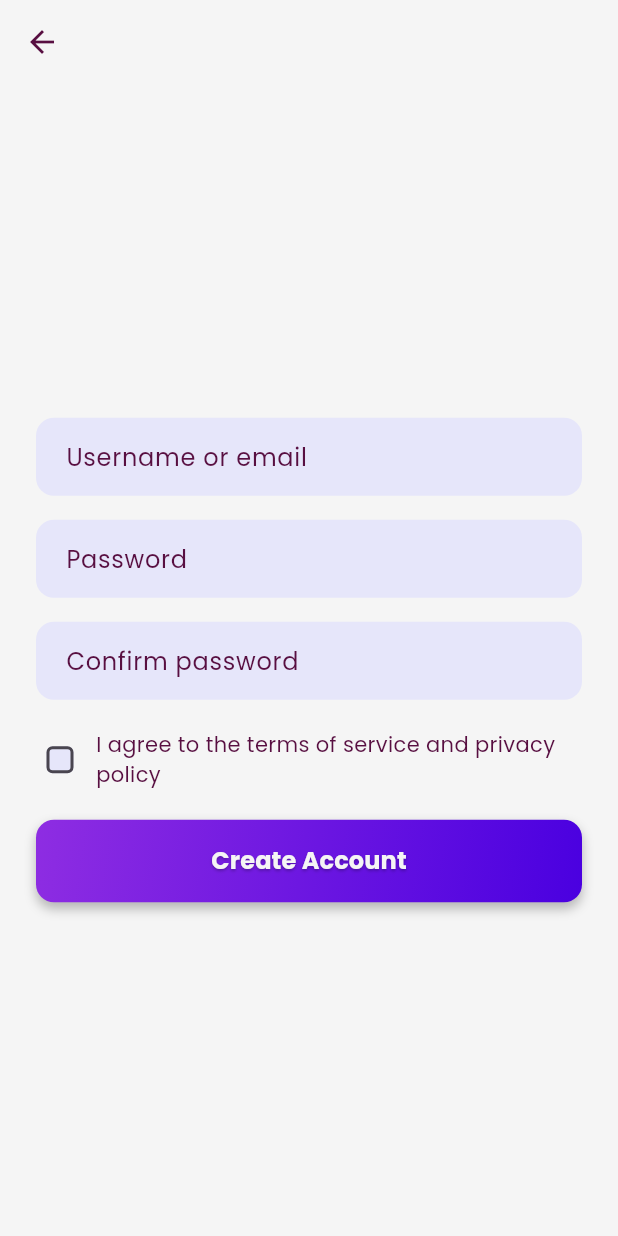
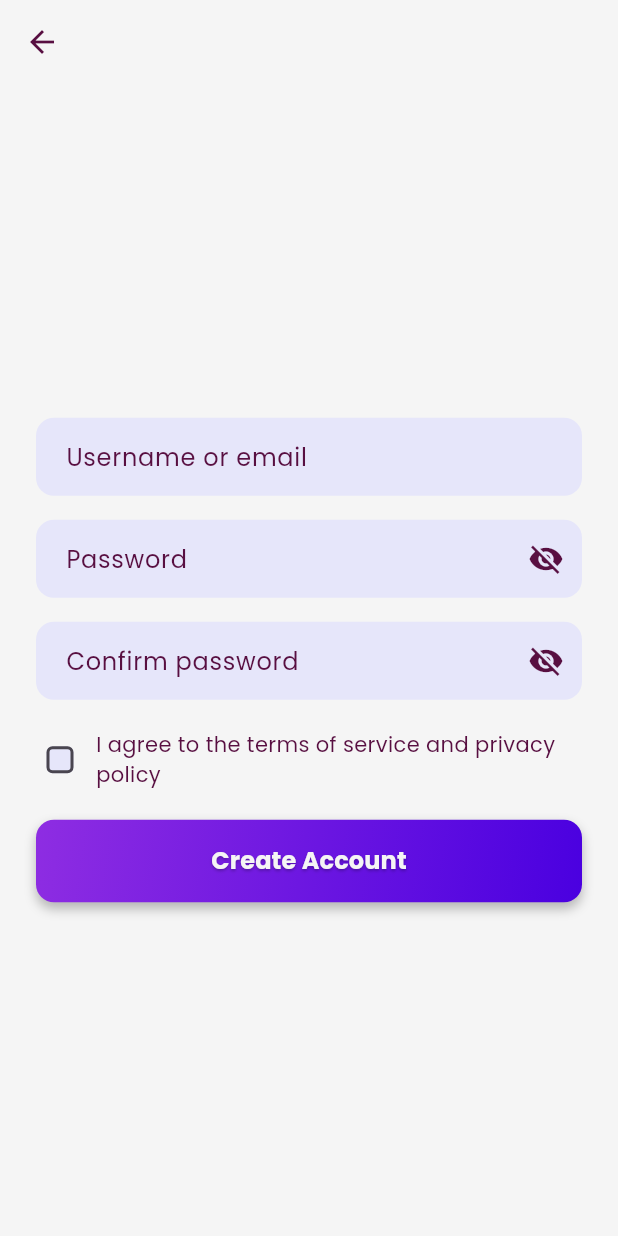
Before and after one commit to mootjeu/swapaza, a Flutter app: the screen it shows after launch, after a tap on "Create Account", on a phone screen of 412 x 824 dp. Run offline on Flutter 3.47's test engine with Material 3 defaults, Android fonts, the phone set to English and light mode, and no system bars; our stand-ins replace google_fonts.

Commit message:
✨ Create account page met wachtwoordoogjes toegevoegd

```diff
--- a/lib/create_account_page.dart
+++ b/lib/create_account_page.dart
@@ -16,6 +16,9 @@ class _CreateAccountPageState extends State<CreateAccountPage>
   String _email = '';
   String _password = '';
   String _confirmPassword = '';
+
+  bool _obscurePassword = true;
+  bool _obscureConfirmPassword = true;
 
   static const backgroundColor = Color(0xFFF5F5F5);
   static const fieldColor = Color(0xFFE6E6FA);
@@ -62,7 +65,7 @@ class _CreateAccountPageState extends State<CreateAccountPage>
     }
   }
 
-  InputDecoration _inputDecoration(String label) {
+  InputDecoration _inputDecoration(String label, {bool isPassword = false, VoidCallback? toggleVisibility, bool? obscure}) {
     return InputDecoration(
       labelText: label,
       labelStyle: GoogleFonts.poppins(color: textColor),
@@ -73,6 +76,15 @@ class _CreateAccountPageState extends State<CreateAccountPage>
         borderSide: BorderSide.none,
       ),
       contentPadding: const EdgeInsets.symmetric(vertical: 14, horizontal: 16),
+      suffixIcon: isPassword
+          ? IconButton(
+              icon: Icon(
+                obscure! ? Icons.visibility_off : Icons.visibility,
+                color: textColor,
+              ),
+              onPressed: toggleVisibility,
+            )
+          : null,
     );
   }
 
@@ -119,18 +131,33 @@ class _CreateAccountPageState extends State<CreateAccountPage>
                           ),
                           const SizedBox(height: 16),
                           TextFormField(
-                            decoration: _inputDecoration('Password'),
+                            decoration: _inputDecoration(
+                              'Password',
+                              isPassword: true,
+                              obscure: _obscurePassword,
+                              toggleVisibility: () => setState(() {
+                                _obscurePassword = !_obscurePassword;
+                              }),
+                            ),
                             style: GoogleFonts.poppins(color: textColor),
-                            obscureText: true,
+                            obscureText: _obscurePassword,
                             onChanged: (val) => _password = val,
                             validator: (val) =>
                                 val!.length < 6 ? 'Minimaal 6 tekens' : null,
                           ),
                           const SizedBox(height: 16),
                           TextFormField(
-                            decoration: _inputDecoration('Confirm password'),
+                            decoration: _inputDecoration(
+                              'Confirm password',
+                              isPassword: true,
+                              obscure: _obscureConfirmPassword,
+                              toggleVisibility: () => setState(() {
+                                _obscureConfirmPassword =
+                                    !_obscureConfirmPassword;
+                              }),
+                            ),
                             style: GoogleFonts.poppins(color: textColor),
-                            obscureText: true,
+                            obscureText: _obscureConfirmPassword,
                             onChanged: (val) => _confirmPassword = val,
                             validator: (val) => val != _password
                                 ? 'Wachtwoorden komen niet overeen'
--- a/lib/login_page.dart
+++ b/lib/login_page.dart
@@ -28,7 +28,6 @@ class _LoginPageState extends State<LoginPage>
   late AnimationController _controller;
   late Animation<double> _fadeAnimation;
   late Animation<double> _scaleAnimation;
-  late Animation<double> _rotationAnimation;
 
   @override
   void initState() {
@@ -41,16 +40,11 @@ class _LoginPageState extends State<LoginPage>
     _fadeAnimation =
         CurvedAnimation(parent: _controller, curve: Curves.easeOut);
 
-    _scaleAnimation = Tween<double>(begin: 0.8, end: 1.0).animate(
+    _scaleAnimation = Tween<double>(begin: 0.8, end: 1.05).animate(
       CurvedAnimation(parent: _controller, curve: Curves.elasticOut),
     );
 
-    _rotationAnimation = Tween<double>(begin: -0.05, end: 0.0).animate(
-      CurvedAnimation(parent: _controller, curve: Curves.easeOut),
-    );
-
-    // Start de animatie kort na opbouw
-    Future.delayed(const Duration(milliseconds: 150), () {
+    Future.delayed(const Duration(milliseconds: 300), () {
       if (mounted) _controller.forward();
     });
   }
@@ -106,7 +100,7 @@ class _LoginPageState extends State<LoginPage>
       filled: true,
       fillColor: fieldColor,
       border: OutlineInputBorder(
-        borderRadius: BorderRadius.circular(12),
+        borderRadius: BorderRadius.circular(14),
         borderSide: BorderSide.none,
       ),
       contentPadding: const EdgeInsets.symmetric(vertical: 14, horizontal: 16),
@@ -125,12 +119,12 @@ class _LoginPageState extends State<LoginPage>
           begin: Alignment.topLeft,
           end: Alignment.bottomRight,
         ),
-        borderRadius: BorderRadius.circular(12),
+        borderRadius: BorderRadius.circular(14),
         boxShadow: const [
           BoxShadow(
             color: Colors.black26,
             offset: Offset(0, 4),
-            blurRadius: 6,
+            blurRadius: 8,
           ),
         ],
       ),
@@ -141,16 +135,16 @@ class _LoginPageState extends State<LoginPage>
           shadowColor: Colors.transparent,
           padding: const EdgeInsets.symmetric(vertical: 16),
           shape: RoundedRectangleBorder(
-            borderRadius: BorderRadius.circular(12),
+            borderRadius: BorderRadius.circular(14),
           ),
         ),
         child: loading
             ? const SizedBox(
-                height: 20,
-                width: 20,
+                height: 22,
+                width: 22,
                 child: CircularProgressIndicator(
                   color: buttonTextColor,
-                  strokeWidth: 2,
+                  strokeWidth: 2.5,
                 ),
               )
             : Text(
@@ -161,13 +155,39 @@ class _LoginPageState extends State<LoginPage>
                   color: buttonTextColor,
                   shadows: const [
                     Shadow(
-                      offset: Offset(0, 1),
-                      blurRadius: 2,
+                      offset: Offset(0, 2),
+                      blurRadius: 3,
                       color: Colors.black26,
                     )
                   ],
                 ),
               ),
+      ),
+    );
+  }
+
+  Widget _animatedLogo() {
+    return FadeTransition(
+      opacity: _fadeAnimation,
+      child: ScaleTransition(
+        scale: _scaleAnimation,
+        child: Stack(
+          alignment: Alignment.center,
+          children: [
+            Positioned(
+              top: 2,
+              child: Image.asset(
+                'assets/swapaza_logo.png',
+                height: 180,
+                color: Colors.black.withOpacity(0.12),
+              ),
+            ),
+            Image.asset(
+              'assets/swapaza_logo.png',
+              height: 180,
+            ),
+          ],
+        ),
       ),
     );
   }
@@ -183,31 +203,16 @@ class _LoginPageState extends State<LoginPage>
       body: SafeArea(
         child: Center(
           child: SingleChildScrollView(
-            padding: const EdgeInsets.symmetric(horizontal: 24),
+            padding: const EdgeInsets.symmetric(horizontal: 20),
             child: ConstrainedBox(
-              constraints: const BoxConstraints(maxWidth: 400),
+              constraints: const BoxConstraints(maxWidth: 420),
               child: Theme(
                 data: Theme.of(context).copyWith(textTheme: textTheme),
                 child: Column(
                   crossAxisAlignment: CrossAxisAlignment.stretch,
                   children: [
-                    FadeTransition(
-                      opacity: _fadeAnimation,
-                      child: ScaleTransition(
-                        scale: _scaleAnimation,
-                        child: RotationTransition(
-                          turns: _rotationAnimation,
-                          child: Align(
-                            alignment: Alignment.center,
-                            child: Image.asset(
-                              'assets/swapaza_logo.png',
-                              height: 100,
-                            ),
-                          ),
-                        ),
-                      ),
-                    ),
-                    const SizedBox(height: 36),
+                    _animatedLogo(),
+                    const SizedBox(height: 24),
 
                     TextField(
                       controller: usernameController,
@@ -216,7 +221,7 @@ class _LoginPageState extends State<LoginPage>
                       decoration: _inputDecoration('Username or email'),
                       style: GoogleFonts.poppins(color: textColor),
                     ),
-                    const SizedBox(height: 14),
+                    const SizedBox(height: 12),
 
                     TextField(
                       controller: passwordController,
@@ -236,7 +241,7 @@ class _LoginPageState extends State<LoginPage>
                       ),
                       style: GoogleFonts.poppins(color: textColor),
                     ),
-                    const SizedBox(height: 8),
+                    const SizedBox(height: 6),
 
                     Align(
                       alignment: Alignment.centerRight,
@@ -244,11 +249,14 @@ class _LoginPageState extends State<LoginPage>
                         onPressed: () {},
                         child: Text(
                           'Forgot password?',
-                          style: GoogleFonts.poppins(color: textColor),
+                          style: GoogleFonts.poppins(
+                            fontSize: 13,
+                            color: textColor,
+                          ),
                         ),
                       ),
                     ),
-                    const SizedBox(height: 16),
+                    const SizedBox(height: 14),
 
                     _premiumButton(
                       text: 'Login',
@@ -266,16 +274,16 @@ class _LoginPageState extends State<LoginPage>
                         ),
                       ),
 
-                    const SizedBox(height: 18),
+                    const SizedBox(height: 20),
                     Text(
                       'or',
                       style: GoogleFonts.poppins(
-                        fontSize: 16,
+                        fontSize: 15,
                         color: textColor,
                       ),
                       textAlign: TextAlign.center,
                     ),
-                    const SizedBox(height: 18),
+                    const SizedBox(height: 20),
 
                     _premiumButton(
                       text: 'Create Account',
```
Also changed, not shown: assets/swapaza_logo.png, 1 other file.
